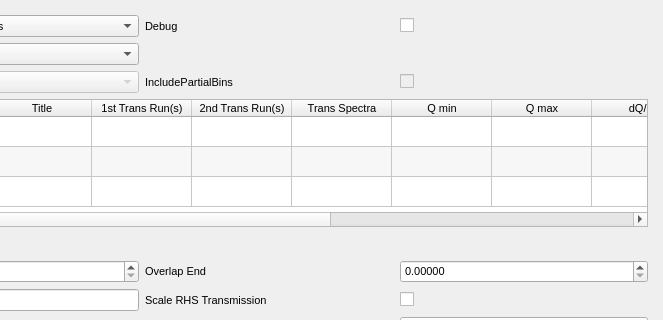
Before: the Qt Designer form qt/scientific_interfaces/ISISReflectometry/GUI/Experiment/ExperimentWidget.ui in mantidproject/mantid, drawn with Qt 5; both pictures show x 286 to 949 and y 0 to 320 of the 949 by 524 pixel window.
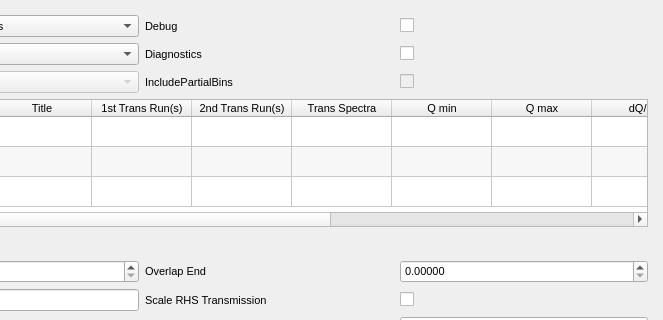
After: the same form once the commit is applied.

Commit message: add diagnostics checkbox to refl gui

What changed in the file:
```diff
--- a/qt/scientific_interfaces/ISISReflectometry/GUI/Experiment/ExperimentWidget.ui
+++ b/qt/scientific_interfaces/ISISReflectometry/GUI/Experiment/ExperimentWidget.ui
@@ -267,6 +267,19 @@
        </property>
       </widget>
      </item>
+	<item row="2" column="3">
+		<widget class="QCheckBox" name="diagnosticsCheckBox">
+			<property name="minimumSize">
+				<size>
+					<width>50</width>
+					<height>0</height>
+				</size>
+			</property>
+			<property name="text">
+				<string/>
+			</property>
+		</widget>
+	</item>
      <item row="17" column="3">
       <widget class="QPushButton" name="getExpDefaultsButton">
        <property name="sizePolicy">
@@ -309,6 +322,19 @@
        </property>
       </widget>
      </item>
+	<item row="2" column="2">
+		<widget class="QLabel" name="diagnosticsLabel">
+			<property name="minimumSize">
+				<size>
+					<width>117</width>
+					<height>0</height>
+				</size>
+			</property>
+			<property name="text">
+				<string>Diagnostics</string>
+			</property>
+		</widget>
+	</item>
      <item row="14" column="2">
       <widget class="QLabel" name="floodWorkspaceWsSelectorLabel">
        <property name="sizePolicy">
```
The commit also changes 16 other files.
